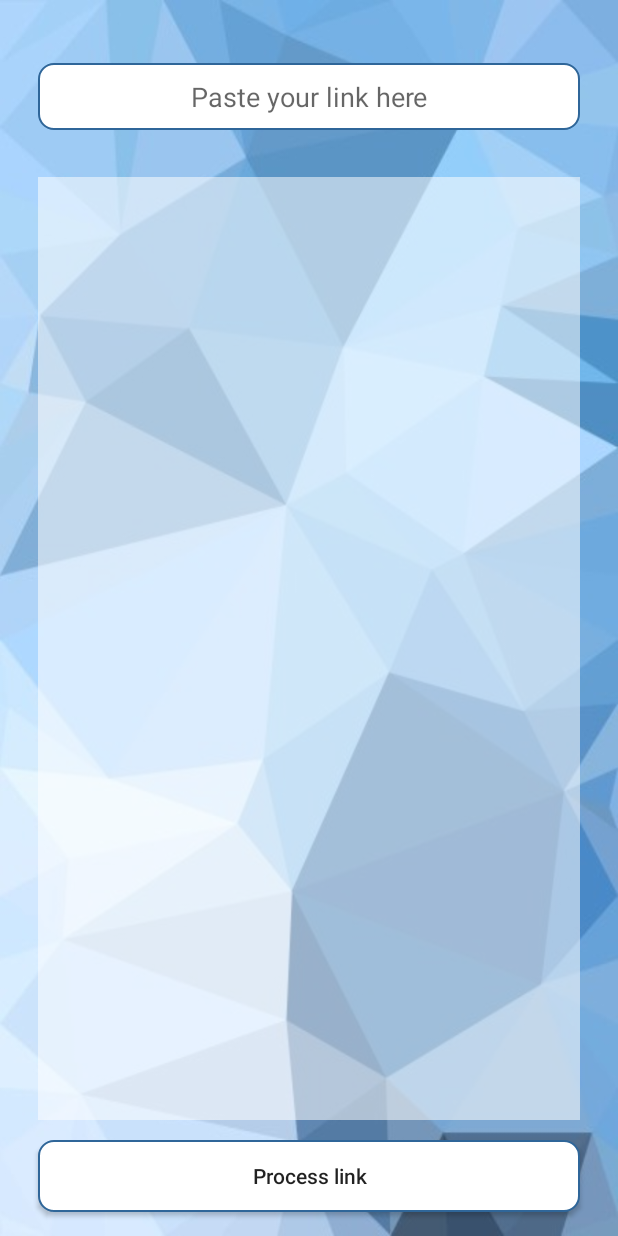
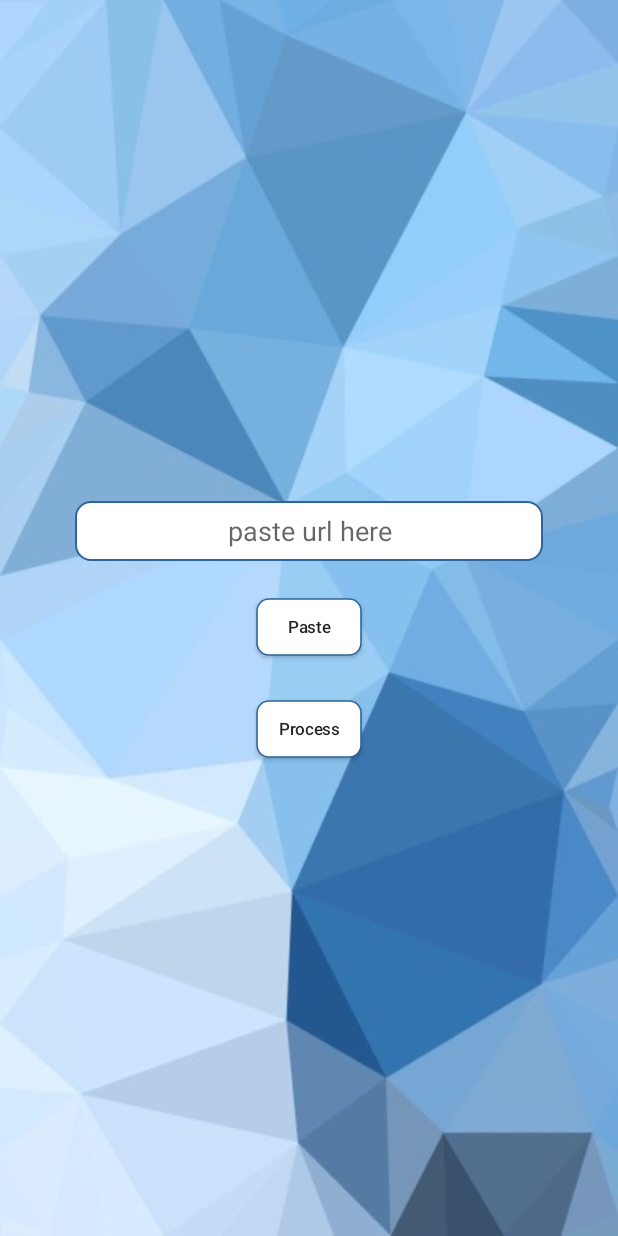
Before and after one commit to sitinoldae/Assignment, an Android app: the screen it shows after launch (MainActivity), on a phone screen of 412 x 824 dp. Run offline under Robolectric (Android 15) with nearby library versions, the phone set to English and light mode, and no system bars; our stand-ins replace Picasso; pictures from the network do not load.

Commit message:
changes
UI changes and performance optimizations

```diff
--- a/app/src/main/AndroidManifest.xml
+++ b/app/src/main/AndroidManifest.xml
@@ -13,7 +13,9 @@
         android:supportsRtl="true"
         android:theme="@style/AppTheme"
         tools:ignore="GoogleAppIndexingWarning">
-        <activity android:name=".MainActivity">
+        <activity android:name=".MainActivity"
+            android:screenOrientation="portrait"
+            android:resizeableActivity="true">
             <intent-filter>
                 <action android:name="android.intent.action.MAIN" />
 
--- a/app/src/main/res/layout/activity_main.xml
+++ b/app/src/main/res/layout/activity_main.xml
@@ -7,72 +7,65 @@
     android:background="@drawable/bg"
     tools:context=".MainActivity">
 
+    <ImageView
+        android:id="@+id/imageView"
+        android:layout_width="wrap_content"
+        android:layout_height="wrap_content"
+        app:layout_constraintVertical_chainStyle="packed"
+        app:layout_constraintBottom_toTopOf="@+id/editText"
+        app:layout_constraintEnd_toEndOf="parent"
+        android:layout_marginVertical="10dp"
+        app:layout_constraintStart_toStartOf="parent"
+        app:layout_constraintTop_toTopOf="parent"
+        tools:srcCompat="@tools:sample/avatars[0]" />
+
     <Button
-        android:id="@+id/button"
-        android:layout_width="0dp"
+        android:id="@+id/button2"
+        android:layout_width="wrap_content"
         android:layout_height="wrap_content"
-        android:layout_marginHorizontal="25dp"
-        android:layout_marginStart="25dp"
-        android:layout_marginEnd="25dp"
-        android:layout_marginBottom="16dp"
         android:background="@drawable/rounded_edittext"
-        android:paddingHorizontal="20dp"
-        android:text="Process link"
+        android:text="Process"
+        android:scaleY="0.8"
+        android:scaleX="0.8"
         android:textAllCaps="false"
         app:layout_constraintBottom_toBottomOf="parent"
         app:layout_constraintEnd_toEndOf="parent"
         app:layout_constraintStart_toStartOf="parent"
-        app:layout_constraintTop_toBottomOf="@+id/imageView" />
-
-    <ImageView
-        android:id="@+id/imageView"
-        android:layout_width="0dp"
-        android:layout_height="0dp"
-        android:layout_marginStart="25dp"
-        android:layout_marginEnd="25dp"
-        android:layout_marginBottom="13dp"
-        android:background="#8fff"
-        android:scaleType="fitCenter"
-        app:layout_constraintBottom_toTopOf="@+id/button"
-        app:layout_constraintEnd_toEndOf="parent"
-        app:layout_constraintStart_toStartOf="parent"
-        app:layout_constraintTop_toBottomOf="@+id/editText"
-        tools:ignore="VectorDrawableCompat" />
+        android:layout_marginVertical="10dp"
+        app:layout_constraintTop_toBottomOf="@+id/button" />
 
     <EditText
         android:id="@+id/editText"
         android:layout_width="0dp"
+        android:layout_marginVertical="10dp"
+        android:textAlignment="center"
+        android:layout_height="40dp"
+        android:layout_marginStart="50dp"
+        android:layout_marginEnd="50dp"
+        android:background="@drawable/rounded_edittext"
+        android:ems="10"
+        android:hint="paste url here"
+        android:inputType="textPersonName"
+        android:paddingHorizontal="10dp"
+        android:paddingVertical="5dp"
+        app:layout_constraintBottom_toTopOf="@+id/button"
+        app:layout_constraintEnd_toEndOf="parent"
+        app:layout_constraintHorizontal_bias="1.0"
+        app:layout_constraintStart_toStartOf="parent"
+        app:layout_constraintTop_toBottomOf="@+id/imageView" />
+
+    <Button
+        android:id="@+id/button"
+        android:layout_width="wrap_content"
         android:layout_height="wrap_content"
-        android:layout_marginStart="25dp"
-        android:layout_marginTop="42dp"
-        android:layout_marginEnd="25dp"
-        android:layout_marginBottom="31dp"
+        android:scaleY="0.8"
+        android:scaleX="0.8"
         android:background="@drawable/rounded_edittext"
-        android:hint="Paste your link here"
-        android:inputType="textUri"
-        android:padding="10dp"
-        android:textAlignment="center"
-        app:layout_constraintBottom_toTopOf="@+id/imageView"
-        app:layout_constraintEnd_toEndOf="parent"
-        app:layout_constraintStart_toStartOf="parent"
-        app:layout_constraintTop_toTopOf="parent"
-        tools:ignore="Autofill" />
+        android:text="@android:string/paste"
+        android:layout_marginVertical="10dp"
+        android:textAllCaps="false"
+        app:layout_constraintBottom_toTopOf="@+id/button2"
+        app:layout_constraintStart_toStartOf="@+id/button2"
+        app:layout_constraintTop_toBottomOf="@+id/editText" />
 
-    <FrameLayout
-        android:id="@+id/frameLayout"
-        android:layout_width="0dp"
-        android:layout_height="0dp"
-        android:clickable="false"
-        app:layout_constraintBottom_toBottomOf="parent"
-        app:layout_constraintEnd_toEndOf="parent"
-        app:layout_constraintStart_toStartOf="parent"
-        app:layout_constraintTop_toTopOf="parent">
-
-        <ProgressBar
-            android:id="@+id/progressBar"
-            android:layout_width="wrap_content"
-            android:layout_height="wrap_content"
-            android:layout_gravity="center"
-            android:visibility="gone" />
-    </FrameLayout>
 </androidx.constraintlayout.widget.ConstraintLayout>
```
Also changed, not shown: app/src/main/java/com/sitinoldae/assignment/MainActivity.java (+42 -15 lines).
